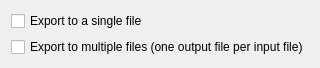
Old version of the form src/qt-widgets/ExportFileOptionsWidgetUi.ui in the repository GPlates/GPlates.
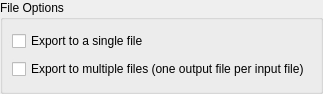
New version of the form.

Commit message: (trunk) Can dateline clip all shapefile exports.

The edit to the form file:
```diff
--- a/src/qt-widgets/ExportFileOptionsWidgetUi.ui
+++ b/src/qt-widgets/ExportFileOptionsWidgetUi.ui
@@ -5,14 +5,26 @@
    <rect>
     <x>0</x>
     <y>0</y>
-    <width>317</width>
-    <height>60</height>
+    <width>323</width>
+    <height>94</height>
    </rect>
   </property>
   <property name="windowTitle" >
    <string>Export Options</string>
   </property>
   <layout class="QVBoxLayout" name="verticalLayout" >
+   <property name="spacing" >
+    <number>0</number>
+   </property>
+   <property name="margin" >
+    <number>0</number>
+   </property>
+   <item>
+    <widget class="QGroupBox" name="groupBox_file_options" >
+     <property name="title" >
+      <string>File Options</string>
+     </property>
+     <layout class="QVBoxLayout" name="verticalLayout_2" >
    <item>
     <widget class="QCheckBox" name="checkBox_export_to_single_file" >
      <property name="text" >
@@ -25,6 +37,9 @@
      <property name="text" >
       <string>Export to multiple files (one output file per input file)</string>
      </property>
+       </widget>
+      </item>
+     </layout>
     </widget>
    </item>
   </layout>
```
Lines whose indentation alone changed are shown as unchanged. The commit also changes 35 other files.
